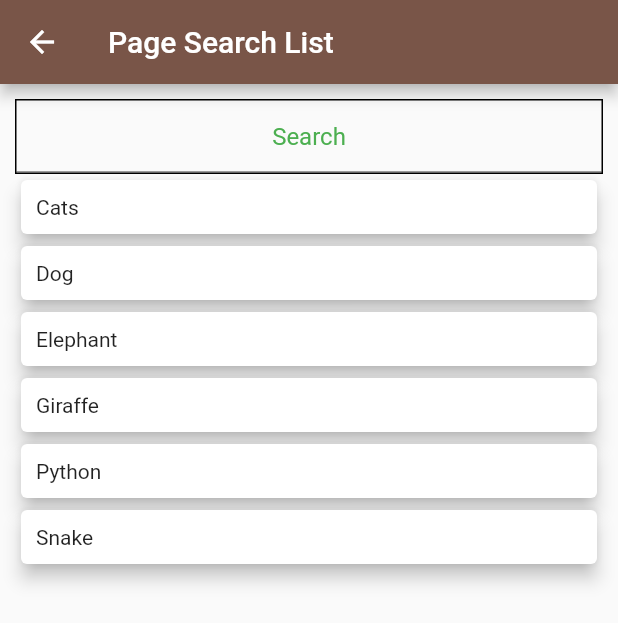
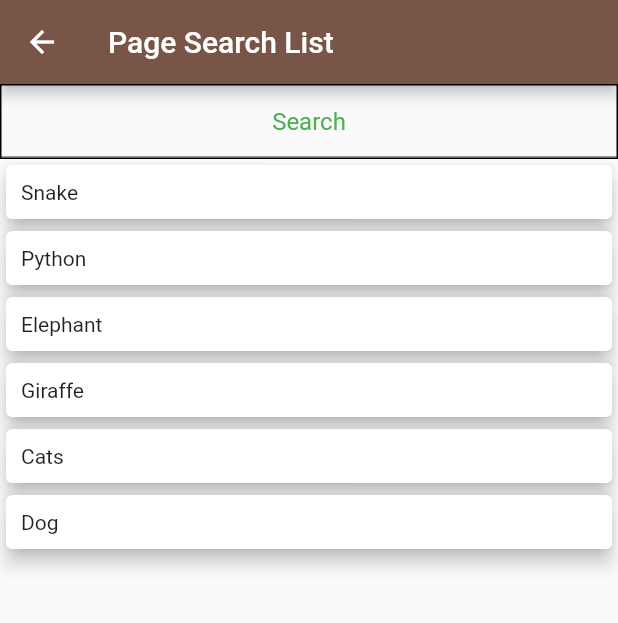
Before and after one commit to Internship-Ritter-Code/futter5-filterpage, a Flutter app: the SearchListPage screen opened directly, on a phone screen of 412 x 824 dp. Shown: the top 623 px of the screen. Run offline on Flutter 3.47's test engine with Material 2 defaults, Android fonts, the phone set to English and light mode, and no system bars; our stand-ins replace numberpicker.

Commit message:
optimizing search data

```diff
--- a/lib/page/search_listview.dart
+++ b/lib/page/search_listview.dart
@@ -1,147 +1,250 @@
 import 'package:flutter/material.dart';
 import 'package:flutter5_filterpage/page/Detail.dart';
 
-class SearchListPage extends StatefulWidget{
-  _SearchListPageState createState()=> _SearchListPageState();
-  const SearchListPage({Key key}) :super(key: key);
+class SearchListPage extends StatefulWidget {
+  const SearchListPage({Key key}) : super(key: key);
+
+  @override
+  _SearchListPageState createState() => _SearchListPageState();
 }
 
-const List<Key> key=[
-  Key("Network"),
-  Key("NetworkDialog"),
-  Key("Flare"),
-  Key("FlareDialog"),
-  Key("Asset"),
-  Key("AssetDialog")
+class _SearchListPageState extends State<SearchListPage> {
+  List<String> dataList = [
+    "Snake",
+    "Python",
+    "Elephant",
+    "Giraffe",
+    "Cats",
+    "Dog"
   ];
+  List<String> backupList = [];
+  var etSearch = TextEditingController();
 
-class _SearchListPageState extends State<SearchListPage>{
+  _search(String query) {
+    // mengambil data backup an yg sdah di simpan dan memasukan kedalam variable
+    // datalist
+    dataList = backupList;
 
-  String dName;
+    // melakukan sort data jika query yng di dapat dari text controller tidak kosong
+    if (query.isNotEmpty) {
+      dataList = dataList
+          .where((e) => e.toLowerCase().contains(query.toLowerCase()))
+          .toList();
+    }
 
-  var etSearch = new TextEditingController();
-  bool isSearch = true;
-  String query = "";
-
-  //data List
-  List<String> dataList;
-  List<String> filterList;
+    // Melakukan re render state ui nya agar, tampilannya berubah
+    setState(() {});
+  }
 
   @override
-  void initState(){
+  void initState() {
+    // Membuat backup data kedalam variable backup list
+    backupList.addAll(dataList);
+
+    // Melisten segala perubahan yang ada di text controller
+    etSearch.addListener(() {
+      // Ketika ada perubahan maka jalankan fungsi search
+      // dengan mengirim value text nya yang diambil dari text controller
+      _search(etSearch.text);
+    });
+    // TODO: implement initState
     super.initState();
-    dataList = <String>[];
-    dataList=["Snake", "Python", "Elephant", "Giraffe", "Cats", "Dog",];
-    dataList.sort();
-
-    etSearch.addListener(() {
-      if(etSearch.text.isEmpty){
-        setState(() {
-          isSearch = true;
-          query = "";
-        });
-      } else {
-        setState(() {
-          isSearch = false;
-          query = etSearch.text;
-        });
-        MaterialButton(
-          onPressed: (){
-            setState(() {
-              var iName;
-              dName = iName.text;
-            });
-            Navigator.push(context, MaterialPageRoute(builder: (context) => DetailPage(
-              nama: dName
-            )));
-          },
-        );
-      }
-    });
   }
 
   @override
   Widget build(BuildContext context) {
-
-    TextEditingController iName = TextEditingController();
-
     return Scaffold(
       appBar: AppBar(
         title: Text('Page Search List'),
         backgroundColor: Colors.brown,
       ),
-      body: Container(
-        margin: EdgeInsets.all(10.0),
-        child: Column(
-          children:<Widget>[
-            _createSearchView(),
-            isSearch?_createListView(): _performSearch()
-          ],
-        ),
-      ),
-    );
-    throw UnimplementedError();
-  }
-
-  Widget _createSearchView(){
-    return Container(
-      decoration: BoxDecoration(
-        border: Border.all(width: 1)
-      ),
+      body: Column(
+        children: [
+          // --------------------- Search Text Field Box ------------------
+          Container(
+            decoration: BoxDecoration(border: Border.all(width: 1)),
             child: TextField(
               controller: etSearch,
               decoration: InputDecoration(
                   hintText: 'Search',
-          hintStyle: new TextStyle(color: Colors.green)
-        ),
+                  hintStyle: new TextStyle(color: Colors.green)),
               textAlign: TextAlign.center,
             ),
-    );
-  }
+          ),
 
-  Widget _createListView(){
-    return Flexible(
+          // --------------------- Build List View Data -------------------
+
+          Flexible(
             child: ListView.builder(
                 itemCount: dataList.length,
-        itemBuilder: (BuildContext context, int index){
-          return Card(
+                itemBuilder: (BuildContext context, int index) {
+                  return InkWell(
+                    onTap: () {
+                      // ==== Action To Navigate ====
+                      Navigator.of(context).push(
+                        MaterialPageRoute(
+                          builder: (_) => DetailPage(nama: dataList[index]),
+                        ),
+                      );
+                    },
+                    child: Card(
                       color: Colors.white,
                       elevation: 5,
                       child: Container(
                         margin: EdgeInsets.all(10.0),
                         child: Text("${dataList[index]}"),
                       ),
+                    ),
                   );
                 }),
-    );
-  }
-
-  Widget _performSearch(){
-    filterList = <String>[];
-    for(int i = 0; i < dataList.length; i++){
-      var item = dataList[i];
-      if(item.toLowerCase().contains(query.toLowerCase())){
-        filterList.add(item);
-      }
-    }
-    return _createFilteredView();
-  }
-
-  Widget _createFilteredView(){
-    return Flexible(
-        child: ListView.builder(
-          itemCount: filterList.length,
-          itemBuilder: (BuildContext context, int index){
-            return Card(
-              color: Colors.white,
-              elevation: 5,
-              child: Container(
-                margin: EdgeInsets.all(10),
-                child: Text("${filterList[index]}"),
+          )
+        ],
       ),
-            );
-          },
-        )
     );
   }
 }
+
+// class SearchListPage extends StatefulWidget{
+//   _SearchListPageState createState()=> _SearchListPageState();
+//   const SearchListPage({Key key}) :super(key: key);
+// }
+
+// const List<Key> key=[
+//   Key("Network"),
+//   Key("NetworkDialog"),
+//   Key("Flare"),
+//   Key("FlareDialog"),
+//   Key("Asset"),
+//   Key("AssetDialog")
+// ];
+
+// class _SearchListPageState extends State<SearchListPage>{
+
+//   String dName;
+
+//   var etSearch = new TextEditingController();
+//   bool isSearch = true;
+//   String query = "";
+
+//   //data List
+//   List<String> dataList;
+//   List<String> filterList;
+
+//   @override
+//   void initState(){
+//     super.initState();
+//     dataList = <String>[];
+//     dataList=["Snake", "Python", "Elephant", "Giraffe", "Cats", "Dog",];
+//     dataList.sort();
+
+//     etSearch.addListener(() {
+//       if(etSearch.text.isEmpty){
+//         setState(() {
+//           isSearch = true;
+//           query = "";
+//         });
+//       } else {
+//         setState(() {
+//           isSearch = false;
+//           query = etSearch.text;
+//         });
+//         MaterialButton(
+//           onPressed: (){
+//             setState(() {
+//               var iName;
+//               dName = iName.text;
+//             });
+//             Navigator.push(context, MaterialPageRoute(builder: (context) => DetailPage(
+//               nama: dName
+//             )));
+//           },
+//         );
+//       }
+//     });
+//   }
+
+//   @override
+//   Widget build(BuildContext context) {
+
+//     TextEditingController iName = TextEditingController();
+
+//     return Scaffold(
+//       appBar: AppBar(
+//         title: Text('Page Search List'),
+//         backgroundColor: Colors.brown,
+//       ),
+//       body: Container(
+//         margin: EdgeInsets.all(10.0),
+//         child: Column(
+//           children:<Widget>[
+//             _createSearchView(),
+//             isSearch?_createListView(): _performSearch()
+//           ],
+//         ),
+//       ),
+//     );
+//     throw UnimplementedError();
+//   }
+
+//   Widget _createSearchView(){
+//     return Container(
+//       decoration: BoxDecoration(
+//         border: Border.all(width: 1)
+//       ),
+//       child: TextField(
+//         controller: etSearch,
+//         decoration: InputDecoration(
+//           hintText: 'Search',
+//           hintStyle: new TextStyle(color: Colors.green)
+//         ),
+//         textAlign: TextAlign.center,
+//       ),
+//     );
+//   }
+
+//   Widget _createListView(){
+//     return Flexible(
+//       child: ListView.builder(
+//         itemCount: dataList.length,
+//         itemBuilder: (BuildContext context, int index){
+//           return Card(
+//             color: Colors.white,
+//             elevation: 5,
+//             child: Container(
+//               margin: EdgeInsets.all(10.0),
+//               child: Text("${dataList[index]}"),
+//             ),
+//           );
+//         }),
+//     );
+//   }
+
+//   Widget _performSearch(){
+//     filterList = <String>[];
+//     for(int i = 0; i < dataList.length; i++){
+//       var item = dataList[i];
+//       if(item.toLowerCase().contains(query.toLowerCase())){
+//         filterList.add(item);
+//       }
+//     }
+//     return _createFilteredView();
+//   }
+
+//   Widget _createFilteredView(){
+//     return Flexible(
+//         child: ListView.builder(
+//           itemCount: filterList.length,
+//           itemBuilder: (BuildContext context, int index){
+//             return Card(
+//               color: Colors.white,
+//               elevation: 5,
+//               child: Container(
+//                 margin: EdgeInsets.all(10),
+//                 child: Text("${filterList[index]}"),
+//               ),
+//             );
+//           },
+//         )
+//     );
+//   }
+// }
```
Also changed, not shown: pubspec.lock, 1 other file. Lines whose indentation alone changed are shown as unchanged.
